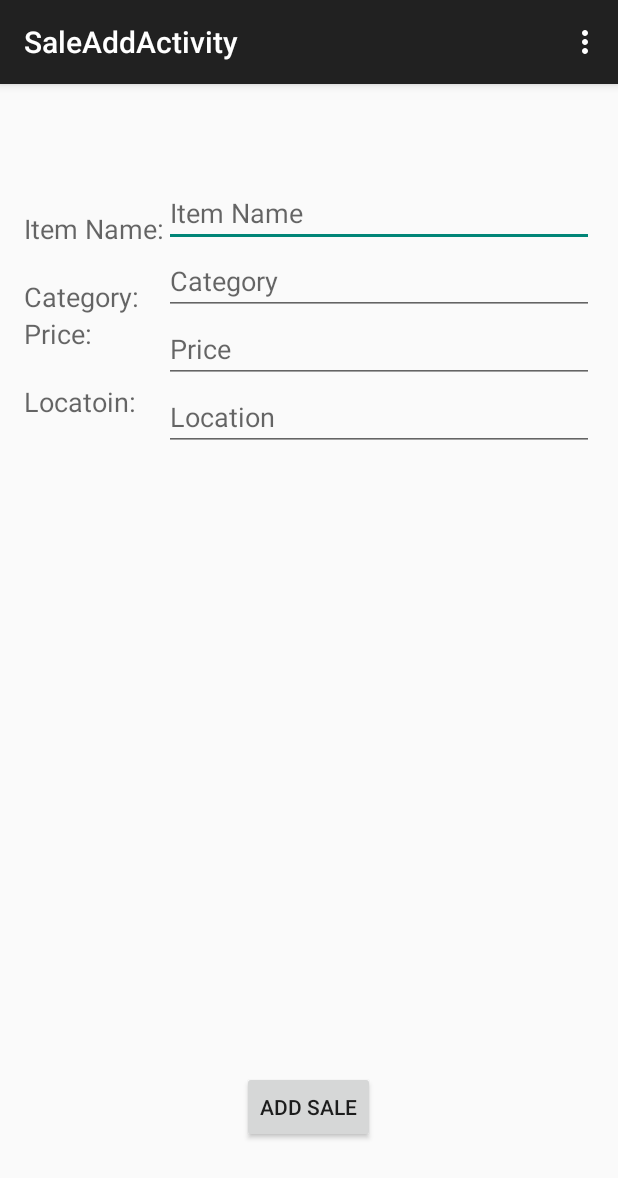
After one commit to as005448/2340project, an Android app: the SaleAddActivity screen opened directly, with no data from a screen before it, on a phone screen of 412 x 824 dp. The commit adds this screen. Shown: the top 1178 px of the screen. Run offline under Robolectric (Android 15) with nearby library versions, the phone set to English and light mode, and no system bars.

Commit message:
MASSIVE COMMIT!!!! For M8!
Should work. Will test it out soon.

```diff
--- /dev/null
+++ b/app/src/main/java/com/example/user/binarybeast/view/SaleAddActivity.java
@@ -0,0 +1,74 @@
+package com.example.user.binarybeast.view;
+
+import android.support.v7.app.ActionBarActivity;
+import android.os.Bundle;
+import android.view.Menu;
+import android.view.MenuItem;
+import android.view.View;
+import android.widget.EditText;
+import android.widget.Toast;
+
+import com.example.user.binarybeast.R;
+/**
+ * Created by Marcus on 2015/3/10.
+ * @author Marcus Godwin
+ * @version 1.0
+ */
+public class SaleAddActivity extends ActionBarActivity {
+    private EditText itemName;
+    private EditText category;
+    private EditText price;
+    private EditText location;
+
+    @Override
+    protected void onCreate(Bundle savedInstanceState) {
+        super.onCreate(savedInstanceState);
+        setContentView(R.layout.activity_sale_add);
+
+        itemName = (EditText) findViewById(R.id.itemName);
+        category = (EditText) findViewById(R.id.category);
+        price = (EditText) findViewById(R.id.price);
+        location = (EditText) findViewById(R.id.location);
+
+    }
+
+
+    @Override
+    public boolean onCreateOptionsMenu(Menu menu) {
+        // Inflate the menu; this adds items to the action bar if it is present.
+        getMenuInflater().inflate(R.menu.menu_sale_add, menu);
+        return true;
+    }
+
+    @Override
+    public boolean onOptionsItemSelected(MenuItem item) {
+        // Handle action bar item clicks here. The action bar will
+        // automatically handle clicks on the Home/Up button, so long
+        // as you specify a parent activity in AndroidManifest.xml.
+        int id = item.getItemId();
+
+        //noinspection SimplifiableIfStatement
+        if (id == R.id.action_settings) {
+            return true;
+        }
+
+        return super.onOptionsItemSelected(item);
+    }
+
+    /**
+     * submit and add interest
+     * @param view current view
+     */
+    public void submitSale(View view) {
+        String iName = itemName.getText().toString();
+        String cName = category.getText().toString();
+        String pName = price.getText().toString();
+        String lName = location.getText().toString();
+
+        if (MainActivity.helper.addSale(iName, cName, pName, lName)) {
+            Toast.makeText(SaleAddActivity.this, "Sale added", Toast.LENGTH_LONG).show();
+        } else {
+            Toast.makeText(SaleAddActivity.this, "Add Sale fail", Toast.LENGTH_LONG).show();
+        }
+    }
+}
--- /dev/null
+++ b/app/src/main/res/layout/activity_sale_add.xml
@@ -0,0 +1,110 @@
+<RelativeLayout xmlns:android="http://schemas.android.com/apk/res/android"
+    xmlns:tools="http://schemas.android.com/tools" android:layout_width="match_parent"
+    android:layout_height="match_parent" android:paddingLeft="@dimen/activity_horizontal_margin"
+    android:paddingRight="@dimen/activity_horizontal_margin"
+    android:paddingTop="@dimen/activity_vertical_margin"
+    android:paddingBottom="@dimen/activity_vertical_margin"
+    tools:context="com.example.user.binarybeast.view.SaleAddActivity">
+
+    <TextView
+        android:layout_width="wrap_content"
+        android:layout_height="wrap_content"
+        android:textAppearance="?android:attr/textAppearanceMedium"
+        android:text="Item Name:"
+        android:id="@+id/textView9"
+        android:layout_alignParentTop="true"
+        android:layout_alignParentLeft="true"
+        android:layout_alignParentStart="true"
+        android:layout_marginTop="68dp" />
+
+    <EditText
+        android:layout_width="wrap_content"
+        android:layout_height="wrap_content"
+        android:inputType="textPersonName"
+        android:hint="Item Name"
+        android:ems="10"
+        android:id="@+id/itemName"
+        android:layout_alignBottom="@+id/textView9"
+        android:layout_toRightOf="@+id/textView9"
+        android:layout_alignParentRight="true"
+        android:layout_alignParentEnd="true" />
+
+    <TextView
+        android:layout_width="wrap_content"
+        android:layout_height="wrap_content"
+        android:textAppearance="?android:attr/textAppearanceMedium"
+        android:text="Category:"
+        android:id="@+id/textView10"
+        android:layout_alignBottom="@+id/category"
+        android:layout_alignParentLeft="true"
+        android:layout_alignParentStart="true" />
+
+    <EditText
+        android:layout_width="wrap_content"
+        android:layout_height="wrap_content"
+        android:inputType="textPersonName"
+        android:hint="Category"
+        android:ems="10"
+        android:id="@+id/category"
+        android:layout_below="@+id/itemName"
+        android:layout_alignLeft="@+id/itemName"
+        android:layout_alignStart="@+id/itemName"
+        android:layout_alignRight="@+id/itemName"
+        android:layout_alignEnd="@+id/itemName" />
+
+    <TextView
+        android:layout_width="wrap_content"
+        android:layout_height="wrap_content"
+        android:textAppearance="?android:attr/textAppearanceMedium"
+        android:text="Price:"
+        android:id="@+id/textView11"
+        android:layout_below="@+id/category"
+        android:layout_alignParentLeft="true"
+        android:layout_alignParentStart="true" />
+
+    <EditText
+        android:layout_width="wrap_content"
+        android:layout_height="wrap_content"
+        android:inputType="textPersonName"
+        android:hint="Price"
+        android:ems="10"
+        android:id="@+id/price"
+        android:layout_alignTop="@+id/textView11"
+        android:layout_alignRight="@+id/category"
+        android:layout_alignEnd="@+id/category"
+        android:layout_alignLeft="@+id/category"
+        android:layout_alignStart="@+id/category" />
+    <TextView
+        android:layout_width="wrap_content"
+        android:layout_height="wrap_content"
+        android:textAppearance="?android:attr/textAppearanceMedium"
+        android:text="Locatoin:"
+        android:id="@+id/textView12"
+        android:layout_below="@+id/price"
+        android:layout_alignParentLeft="true"
+        android:layout_alignParentStart="true" />
+
+    <EditText
+        android:layout_width="wrap_content"
+        android:layout_height="wrap_content"
+        android:inputType="textPersonName"
+        android:hint="Location"
+        android:ems="10"
+        android:id="@+id/location"
+        android:layout_alignTop="@+id/textView12"
+        android:layout_alignRight="@+id/category"
+        android:layout_alignEnd="@+id/category"
+        android:layout_alignLeft="@+id/category"
+        android:layout_alignStart="@+id/category" />
+
+    <Button
+        android:layout_width="wrap_content"
+        android:layout_height="wrap_content"
+        android:text="Add Sale"
+        android:id="@+id/button_addSale"
+        android:onClick="submitSale"
+        android:layout_centerHorizontal="true"
+        android:layout_alignParentBottom="true"
+        android:layout_marginBottom="46dp" />
+
+</RelativeLayout>
--- /dev/null
+++ b/app/src/main/res/menu/menu_sale_add.xml
@@ -0,0 +1,7 @@
+<menu xmlns:android="http://schemas.android.com/apk/res/android"
+    xmlns:app="http://schemas.android.com/apk/res-auto"
+    xmlns:tools="http://schemas.android.com/tools"
+    tools:context="com.example.user.binarybeast.view.SaleAddActivity">
+    <item android:id="@+id/action_settings" android:title="@string/action_settings"
+        android:orderInCategory="100" app:showAsAction="never" />
+</menu>
--- a/app/src/main/res/values/strings.xml
+++ b/app/src/main/res/values/strings.xml
@@ -14,5 +14,7 @@
     <string name="title_activity_friend_adder">FriendAdderActivity</string>
     <string name="title_activity_interest_add">InterestAddActivity</string>
     <string name="title_activity_interest_list">InterestListActivity</string>
+    <string name="title_activity_sale_list">SaleListActivity</string>
+    <string name="title_activity_sale_add">SaleAddActivity</string>
 
 </resources>
```
Also changed, not shown: app/src/main/AndroidManifest.xml (+8 -0 lines), app/src/main/java/com/example/user/binarybeast/helper/Helper.java (+18 -0 lines), app/src/main/java/com/example/user/binarybeast/helper/UserDBHandler.java (+81 -1 lines), app/src/main/java/com/example/user/binarybeast/model/Sale.java (added, +34 -0 lines), app/src/main/java/com/example/user/binarybeast/view/MyMain.java (+18 -0 lines), app/src/main/java/com/example/user/binarybeast/view/SaleListActivity.java (added, +70 -0 lines), app/src/main/res/layout/activity_sale_list.xml (added, +16 -0 lines), app/src/main/res/layout/tab01.xml (+15 -1 lines), app/src/main/res/menu/menu_sale_list.xml (added, +7 -0 lines).
